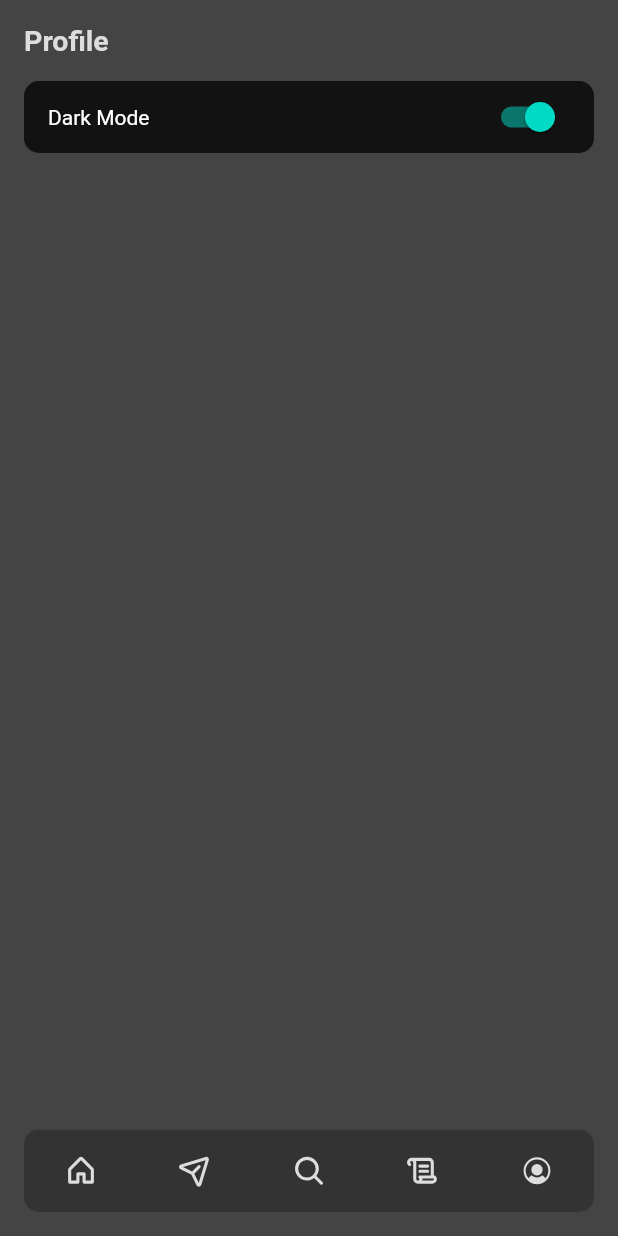
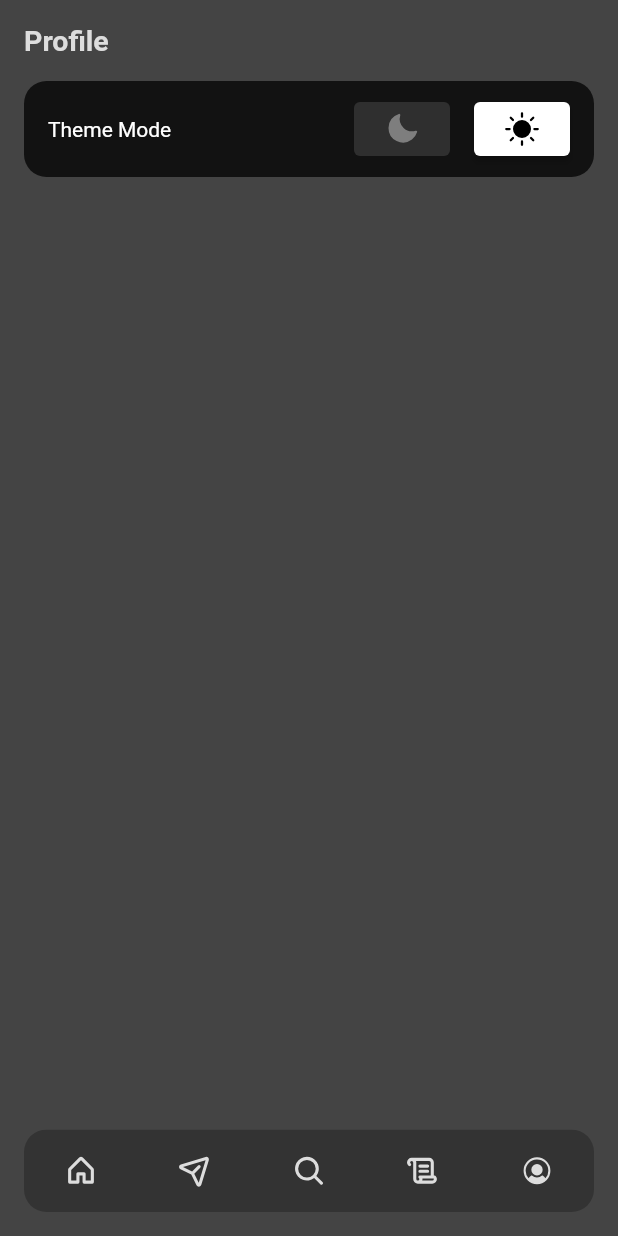
Before and after one commit to mabdullah412/event-services-marketplace, a Flutter app: the screen it shows after launch, item 5 of the bottom bar chosen, on a phone screen of 412 x 824 dp. Run offline on Flutter 3.47's test engine with Material 2 defaults, Android fonts, the phone set to English and light mode, and no system bars; our stand-ins replace phosphor_flutter.

Commit message:
updated theme btn

```diff
--- a/lib/constants/constants.dart
+++ b/lib/constants/constants.dart
@@ -1,2 +1,2 @@
 const double padding = 16;
-const double radius = 10;
+const double radius = 15;
--- a/lib/presentation/screens/profile_screen.dart
+++ b/lib/presentation/screens/profile_screen.dart
@@ -18,7 +18,10 @@ class ProfileScreen extends StatelessWidget {
             const Header(title: 'Profile'),
             const SizedBox(height: padding),
             Container(
-              padding: const EdgeInsets.symmetric(horizontal: padding),
+              padding: const EdgeInsets.symmetric(
+                horizontal: padding,
+                vertical: padding / 2,
+              ),
               decoration: BoxDecoration(
                 color: Theme.of(context).backgroundColor,
                 borderRadius: BorderRadius.circular(radius),
@@ -26,7 +29,7 @@ class ProfileScreen extends StatelessWidget {
               child: Row(
                 mainAxisAlignment: MainAxisAlignment.spaceBetween,
                 children: const [
-                  Text('Dark Mode'),
+                  Text('Theme Mode'),
                   ToggleThemeButton(),
                 ],
               ),
--- a/lib/presentation/widgets/toggle_theme_btn.dart
+++ b/lib/presentation/widgets/toggle_theme_btn.dart
@@ -1,6 +1,8 @@
 import 'package:flutter/material.dart';
+import 'package:phosphor_flutter/phosphor_flutter.dart';
 import 'package:provider/provider.dart';
 
+import '../../constants/constants.dart';
 import '../../logic/providers/theme_provider.dart';
 
 class ToggleThemeButton extends StatelessWidget {
@@ -10,11 +12,26 @@ class ToggleThemeButton extends StatelessWidget {
   Widget build(BuildContext context) {
     final ThemeProvider themeProvider = Provider.of<ThemeProvider>(context);
 
-    return Switch.adaptive(
-      value: themeProvider.isDartMode,
-      onChanged: (value) {
-        themeProvider.toggleTheme();
-      },
+    return Row(
+      children: [
+        ElevatedButton(
+          onPressed: themeProvider.themeMode == ThemeMode.dark
+              ? null
+              : () {
+                  themeProvider.toggleTheme();
+                },
+          child: const Icon(PhosphorIcons.moonFill),
+        ),
+        const SizedBox(width: padding),
+        ElevatedButton(
+          onPressed: themeProvider.themeMode == ThemeMode.light
+              ? null
+              : () {
+                  themeProvider.toggleTheme();
+                },
+          child: const Icon(PhosphorIcons.sunFill),
+        ),
+      ],
     );
   }
 }
```
